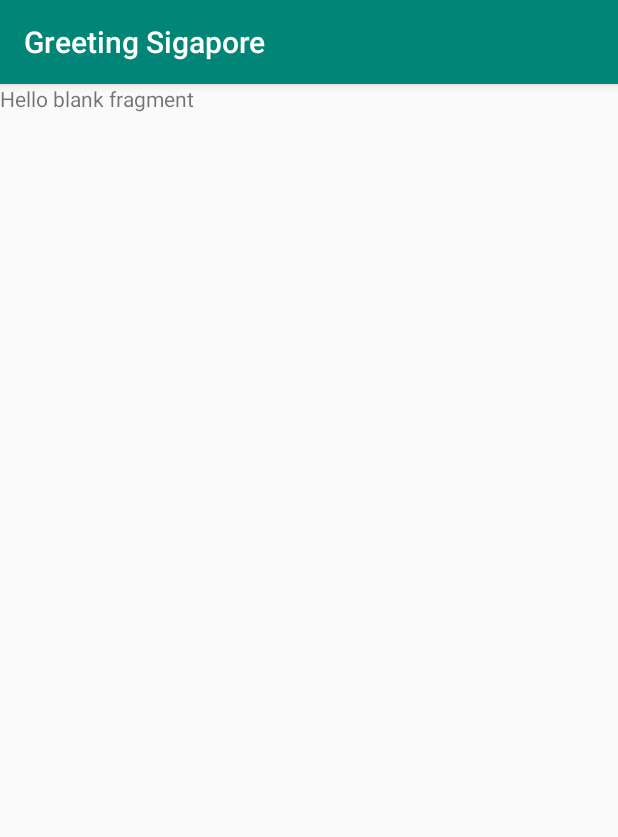
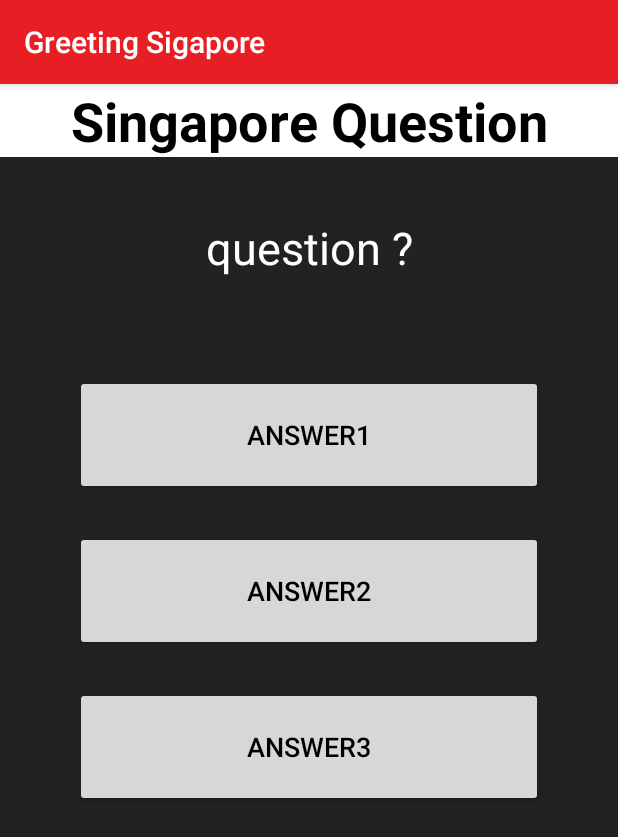
Before and after one commit to lookpearsw/Kotlin_Project, an Android app: the QuestionFragment screen opened through its navigation route, on a phone screen of 412 x 824 dp. Shown: the top 837 px of the screen. Run offline under Robolectric (Android 15) with nearby library versions, the phone set to English and light mode, and no system bars; our stand-ins replace data binding.

Commit message:
navigation2

```diff
--- a/app/src/main/java/com/gmail/supajeew/project02/HomeFragment.kt
+++ b/app/src/main/java/com/gmail/supajeew/project02/HomeFragment.kt
@@ -7,6 +7,7 @@ import android.view.LayoutInflater
 import android.view.View
 import android.view.ViewGroup
 import androidx.databinding.DataBindingUtil
+import androidx.navigation.findNavController
 import com.gmail.supajeew.project02.databinding.FragmentHomeBinding
 
 class HomeFragment : Fragment() {
@@ -15,6 +16,16 @@ class HomeFragment : Fragment() {
                               savedInstanceState: Bundle?): View? {
         val binding = DataBindingUtil.inflate<FragmentHomeBinding>(inflater,
             R.layout.fragment_home,container,false)
+
+        //The complete onClickListener with Navigation
+        binding.questionButton.setOnClickListener { view : View ->
+            view.findNavController().navigate(R.id.action_homeFragment_to_questionFragment)
+        }
+        //The complete onClickListener with Navigation
+        binding.greetingButton.setOnClickListener { view : View ->
+            view.findNavController().navigate(R.id.action_homeFragment_to_greeting_Fragment)
+        }
+
         return binding.root
     }
 
--- a/app/src/main/res/layout/fragment_question.xml
+++ b/app/src/main/res/layout/fragment_question.xml
@@ -1,17 +1,86 @@
 <?xml version="1.0" encoding="utf-8"?>
 <layout xmlns:android="http://schemas.android.com/apk/res/android"
+    xmlns:app="http://schemas.android.com/apk/res-auto"
     xmlns:tools="http://schemas.android.com/tools">
 
-    <FrameLayout
+    <androidx.constraintlayout.widget.ConstraintLayout
         android:layout_width="match_parent"
         android:layout_height="match_parent"
-        tools:context=".QuestionFragment">
+        android:background="#DC000000" >
 
-        <!-- TODO: Update blank fragment layout -->
         <TextView
-            android:layout_width="match_parent"
-            android:layout_height="match_parent"
-            android:text="@string/hello_blank_fragment" />
+            android:id="@+id/singaporeQuestion_textView"
+            android:layout_width="0dp"
+            android:layout_height="wrap_content"
+            android:background="#FFFFFF"
+            android:text="Singapore Question"
+            android:textAlignment="center"
+            android:textColor="@android:color/black"
+            android:textSize="36sp"
+            android:textStyle="bold"
+            app:layout_constraintEnd_toEndOf="parent"
+            app:layout_constraintStart_toStartOf="parent"
+            app:layout_constraintTop_toTopOf="parent" />
 
-    </FrameLayout>
+        <TextView
+            android:id="@+id/question_textView"
+            android:layout_width="0dp"
+            android:layout_height="65dp"
+            android:layout_marginTop="40dp"
+            android:text="question ?"
+            android:textAlignment="center"
+            android:textColor="@android:color/white"
+            android:textSize="30sp"
+            app:layout_constraintEnd_toEndOf="parent"
+            app:layout_constraintHorizontal_bias="0.0"
+            app:layout_constraintStart_toStartOf="parent"
+            app:layout_constraintTop_toBottomOf="@+id/singaporeQuestion_textView" />
+
+        <Button
+            android:id="@+id/ans1_button"
+            android:layout_width="0dp"
+            android:layout_height="80dp"
+            android:layout_marginStart="50dp"
+            android:layout_marginTop="40dp"
+            android:layout_marginEnd="50dp"
+            android:text="Answer1"
+            android:textAlignment="center"
+            android:textColor="@android:color/black"
+            android:textSize="18sp"
+            app:layout_constraintEnd_toEndOf="parent"
+            app:layout_constraintStart_toStartOf="parent"
+            app:layout_constraintTop_toBottomOf="@+id/question_textView" />
+
+        <Button
+            android:id="@+id/ans2_button"
+            android:layout_width="0dp"
+            android:layout_height="80dp"
+            android:layout_marginStart="50dp"
+            android:layout_marginTop="24dp"
+            android:layout_marginEnd="50dp"
+            android:text="Answer2"
+            android:textAlignment="center"
+            android:textColor="@android:color/black"
+            android:textSize="18sp"
+            app:layout_constraintEnd_toEndOf="parent"
+            app:layout_constraintHorizontal_bias="0.0"
+            app:layout_constraintStart_toStartOf="parent"
+            app:layout_constraintTop_toBottomOf="@+id/ans1_button" />
+
+        <Button
+            android:id="@+id/ans3_button"
+            android:layout_width="0dp"
+            android:layout_height="80dp"
+            android:layout_marginStart="50dp"
+            android:layout_marginTop="24dp"
+            android:layout_marginEnd="50dp"
+            android:text="Answer3"
+            android:textAlignment="center"
+            android:textColor="@android:color/black"
+            android:textSize="18sp"
+            app:layout_constraintEnd_toEndOf="parent"
+            app:layout_constraintHorizontal_bias="0.0"
+            app:layout_constraintStart_toStartOf="parent"
+            app:layout_constraintTop_toBottomOf="@+id/ans2_button" />
+    </androidx.constraintlayout.widget.ConstraintLayout>
 </layout>
--- a/app/src/main/res/navigation/navigation.xml
+++ b/app/src/main/res/navigation/navigation.xml
@@ -12,10 +12,18 @@
         <action
             android:id="@+id/action_homeFragment_to_questionFragment"
             app:destination="@id/questionFragment" />
+        <action
+            android:id="@+id/action_homeFragment_to_greeting_Fragment"
+            app:destination="@id/greeting_Fragment" />
     </fragment>
     <fragment
         android:id="@+id/questionFragment"
         android:name="com.gmail.supajeew.project02.QuestionFragment"
         android:label="fragment_question"
         tools:layout="@layout/fragment_question" />
+    <fragment
+        android:id="@+id/greeting_Fragment"
+        android:name="com.gmail.supajeew.project02.greeting_Fragment"
+        android:label="fragment_greeting_"
+        tools:layout="@layout/fragment_greeting_" />
 </navigation>
--- a/app/src/main/res/values/colors.xml
+++ b/app/src/main/res/values/colors.xml
@@ -1,6 +1,6 @@
 <?xml version="1.0" encoding="utf-8"?>
 <resources>
-    <color name="colorPrimary">#008577</color>
-    <color name="colorPrimaryDark">#00574B</color>
+    <color name="colorPrimary">#E81E25</color>
+    <color name="colorPrimaryDark">#0E0301</color>
     <color name="colorAccent">#D81B60</color>
 </resources>
```
Also changed, not shown: app/src/main/java/com/gmail/supajeew/project02/greeting_Fragment.kt (added, +27 -0 lines), app/src/main/res/layout/fragment_greeting_.xml (added, +62 -0 lines).
